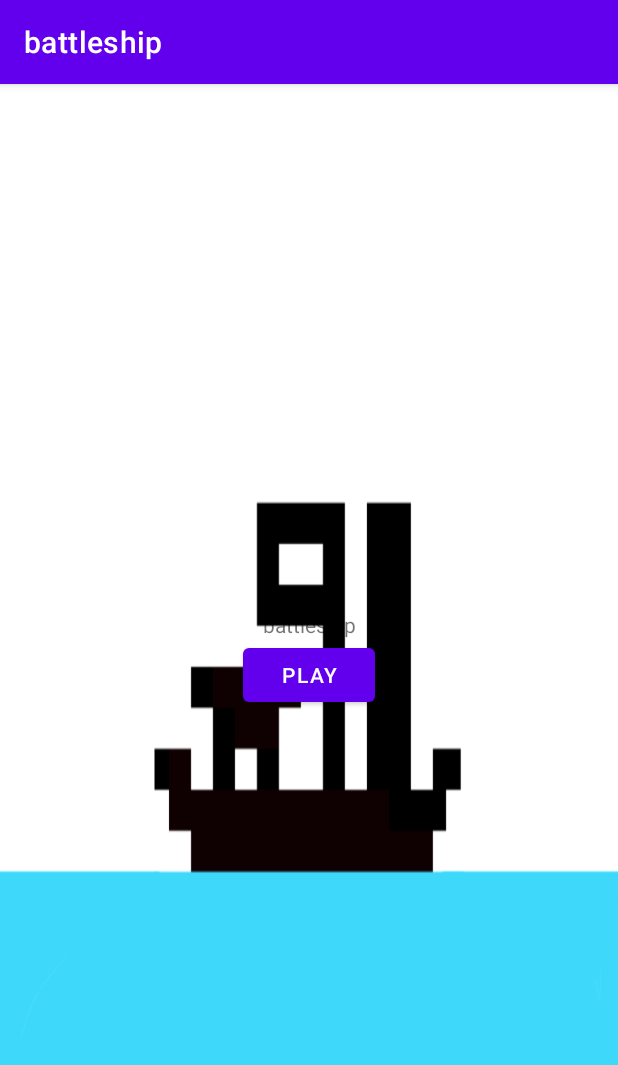
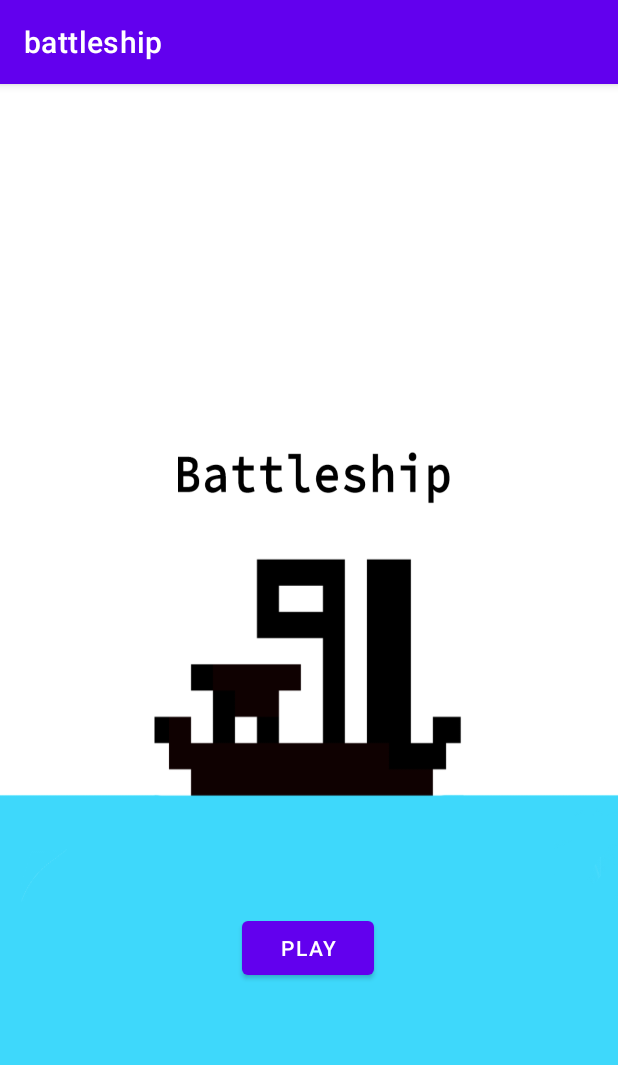
Before and after one commit to FrankMejzlik/battleship-android, an Android app: the screen it shows after launch (MainActivity), on a phone screen of 412 x 824 dp. Shown: the top 1065 px of the screen. Run offline under Robolectric (Android 15) with nearby library versions, the phone set to English and light mode, and no system bars.

Commit message:
Add background to the main activity. Update gradle.

```diff
--- a/app/src/main/java/com/example/battleship/activities/placeShips/PlaceShipsFragment.kt
+++ b/app/src/main/java/com/example/battleship/activities/placeShips/PlaceShipsFragment.kt
@@ -33,7 +33,9 @@ class PlaceShipsFragment : Fragment(), ShipBoardsView.OnTouchListener {
         viewModel.game.currPlayer?.selectedCellLiveData?.observe(viewLifecycleOwner, Observer {
             updateSelectedCellUI(it)
         })
-        viewModel.game.currPlayer?.cellsLiveData?.observe(viewLifecycleOwner, Observer { updateCells(it) })
+        viewModel.game.currPlayer?.cellsLiveData?.observe(
+            viewLifecycleOwner,
+            Observer { updateCells(it) })
         return inflater.inflate(R.layout.fragment_place_ships, container, false)
     }
 
--- a/app/src/main/res/layout/fragment_main.xml
+++ b/app/src/main/res/layout/fragment_main.xml
@@ -7,25 +7,16 @@
     android:background="@drawable/icon_velka"
     tools:context=".activities.MainFragment">
 
-    <TextView
-        android:id="@+id/txt_main_battleship"
-        android:layout_width="wrap_content"
-        android:layout_height="wrap_content"
-        android:text="@string/app_name"
-        app:layout_constraintBottom_toTopOf="@id/btn_main_play"
-        app:layout_constraintStart_toStartOf="parent"
-        app:layout_constraintEnd_toEndOf="parent"
-        app:layout_constraintTop_toTopOf="parent"
-        app:layout_constraintVertical_chainStyle="packed"/>
-
     <Button
         android:id="@+id/btn_main_play"
         android:layout_width="wrap_content"
         android:layout_height="wrap_content"
         android:text="Play"
+        app:layout_constraintBottom_toBottomOf="parent"
+        app:layout_constraintEnd_toEndOf="parent"
+        app:layout_constraintHorizontal_bias="0.498"
         app:layout_constraintStart_toStartOf="parent"
-        app:layout_constraintEnd_toEndOf="parent"
-        app:layout_constraintTop_toBottomOf="@id/txt_main_battleship"
-        app:layout_constraintBottom_toBottomOf="parent"/>
+        app:layout_constraintTop_toTopOf="parent"
+        app:layout_constraintVertical_bias="0.767" />
 
 </androidx.constraintlayout.widget.ConstraintLayout>
--- a/build.gradle
+++ b/build.gradle
@@ -6,7 +6,7 @@ buildscript {
         jcenter()
     }
     dependencies {
-        classpath "com.android.tools.build:gradle:4.1.0"
+        classpath 'com.android.tools.build:gradle:4.1.2'
         classpath "org.jetbrains.kotlin:kotlin-gradle-plugin:$kotlin_version"
         classpath "org.jetbrains.kotlin:kotlin-android-extensions:$kotlin_version"
 
```
Also changed, not shown: app/src/main/res/drawable/icon_velka.png.
